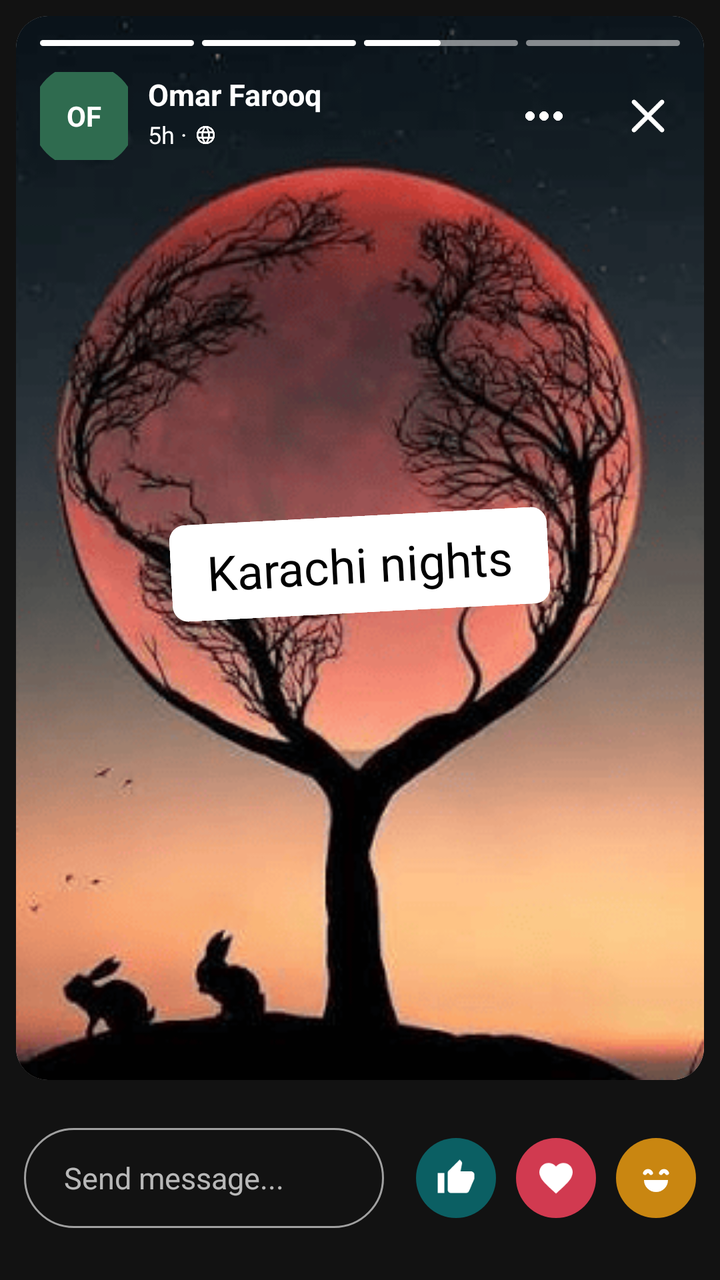
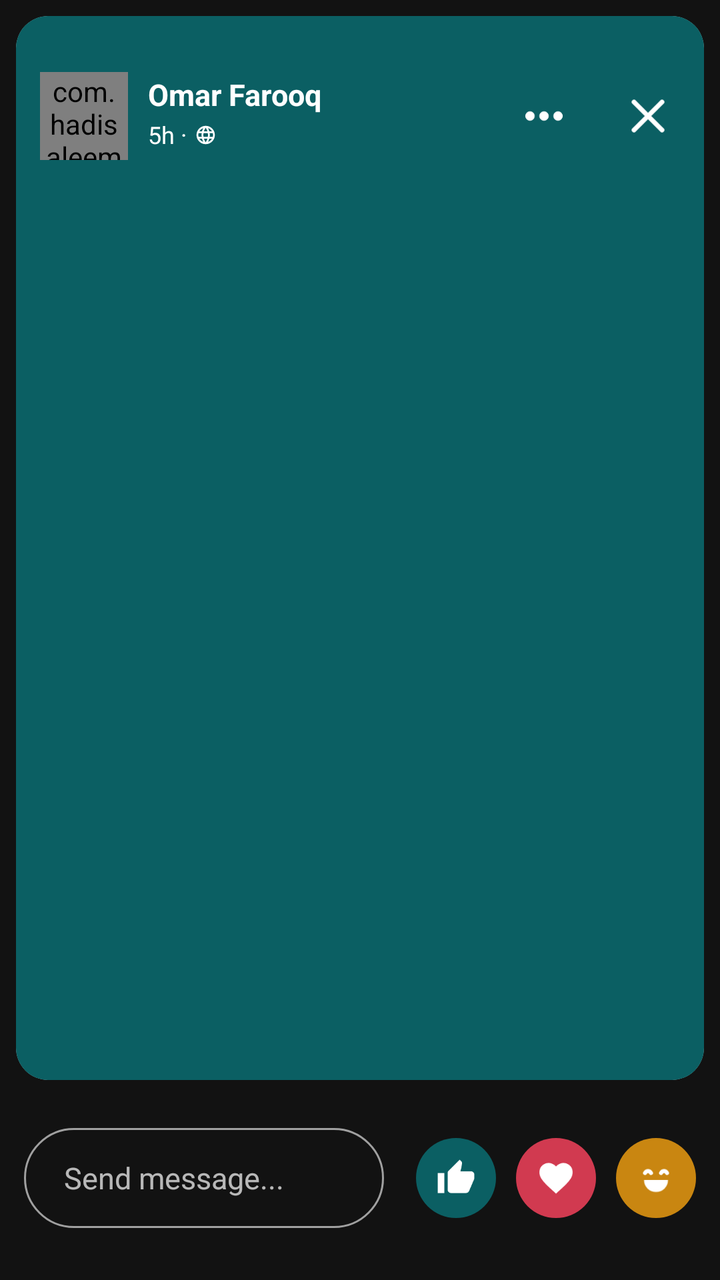

Before-and-after screenshots of an Android layout around one commit, followed by the original layout XML and the change that was made.
<!-- AndroidManifest.xml: application theme Theme.SMD_Assignment1 -->
<!-- res/layout/story_viewer_screen.xml -->
<?xml version="1.0" encoding="utf-8"?>
<RelativeLayout xmlns:android="http://schemas.android.com/apk/res/android"
    xmlns:app="http://schemas.android.com/apk/res-auto"
    android:layout_width="match_parent"
    android:layout_height="match_parent"
    android:background="@color/nearblack">

    <androidx.cardview.widget.CardView
        android:id="@+id/story_card"
        android:layout_width="match_parent"
        android:layout_height="match_parent"
        android:layout_marginStart="8dp"
        android:layout_marginEnd="8dp"
        android:layout_marginTop="8dp"
        android:layout_marginBottom="100dp"
        app:cardCornerRadius="16dp"
        app:cardElevation="0dp">

        <RelativeLayout
            android:layout_width="match_parent"
            android:layout_height="match_parent">

            <ImageView
                android:layout_width="match_parent"
                android:layout_height="match_parent"
                android:src="@drawable/extra8"
                android:scaleType="centerCrop"
                android:contentDescription="@string/story_image"/>

            <LinearLayout
                android:id="@+id/story_progress"
                android:layout_width="match_parent"
                android:layout_height="3dp"
                android:layout_alignParentTop="true"
                android:layout_marginStart="12dp"
                android:layout_marginEnd="12dp"
                android:layout_marginTop="12dp"
                android:orientation="horizontal">

                <View
                    android:layout_width="0dp"
                    android:layout_height="match_parent"
                    android:layout_weight="1"
                    android:layout_marginEnd="4dp"
                    android:background="@drawable/white_progress"/>

                <View
                    android:layout_width="0dp"
                    android:layout_height="match_parent"
                    android:layout_weight="1"
                    android:layout_marginEnd="4dp"
                    android:background="@drawable/white_progress"/>

                <LinearLayout
                    android:layout_width="0dp"
                    android:layout_height="match_parent"
                    android:layout_weight="1"
                    android:layout_marginEnd="4dp"
                    android:orientation="horizontal"
                    android:weightSum="2"
                    android:background="@drawable/gray_progress">

                    <View
                        android:layout_width="0dp"
                        android:layout_height="match_parent"
                        android:layout_weight="1"
                        android:background="@drawable/white_progress"/>

                </LinearLayout>

                <View
                    android:layout_width="0dp"
                    android:layout_height="match_parent"
                    android:layout_weight="1"
                    android:background="@drawable/gray_progress"/>

            </LinearLayout>

            <RelativeLayout
                android:id="@+id/story_header"
                android:layout_width="match_parent"
                android:layout_height="wrap_content"
                android:layout_alignTop="@id/story_progress"
                android:layout_marginTop="16dp">

                <RelativeLayout
                    android:id="@+id/story_pfp"
                    android:layout_width="44dp"
                    android:layout_height="44dp"
                    android:layout_marginStart="12dp">

                    <ImageView
                        android:layout_width="match_parent"
                        android:layout_height="match_parent"
                        android:src="@drawable/pfp_green"
                        android:scaleX="1.2"
                        android:scaleY="1.2"
                        android:contentDescription="@string/pfp_green"/>

                    <TextView
                        android:layout_width="match_parent"
                        android:layout_height="match_parent"
                        android:gravity="center"
                        android:text="@string/of"
                        android:textColor="@color/white"
                        android:textStyle="bold"
                        android:textSize="14sp"/>

                </RelativeLayout>

                <TextView
                    android:id="@+id/story_name"
                    android:layout_width="wrap_content"
                    android:layout_height="wrap_content"
                    android:layout_alignStart="@id/story_pfp"
                    android:layout_alignTop="@id/story_pfp"
                    android:layout_marginStart="54dp"
                    android:layout_marginTop="1dp"
                    android:text="@string/omar_farooq"
                    android:textColor="@color/white"
                    android:textStyle="bold"
                    android:textSize="15sp"/>

                <TextView
                    android:id="@+id/story_time"
                    android:layout_width="wrap_content"
                    android:layout_height="wrap_content"
                    android:layout_alignStart="@id/story_name"
                    android:layout_alignTop="@id/story_pfp"
                    android:layout_marginTop="23dp"
                    android:text="@string/_5h_x2022"
                    android:textColor="@color/white"
                    android:textSize="12sp"/>

                <ImageView
                    android:layout_width="11dp"
                    android:layout_height="11dp"
                    android:layout_toEndOf="@id/story_time"
                    android:layout_alignTop="@id/story_time"
                    android:layout_marginStart="4dp"
                    android:layout_marginTop="3dp"
                    android:src="@drawable/web_white"
                    android:contentDescription="@string/web_icon"/>

                <ImageView
                    android:id="@+id/close_button"
                    android:layout_width="28dp"
                    android:layout_height="28dp"
                    android:layout_alignParentEnd="true"
                    android:layout_marginEnd="14dp"
                    android:layout_marginTop="8dp"
                    android:src="@drawable/cancel_icon_white"
                    android:contentDescription="@string/close_icon"/>

                <ImageView
        android:id="@+id/btn_more"
                    android:layout_width="28dp"
                    android:layout_height="28dp"
                    android:layout_toStartOf="@id/close_button"
                    android:layout_marginEnd="24dp"
                    android:layout_marginTop="8dp"
                    android:src="@drawable/more_horiz_white"
                    android:contentDescription="@string/more_button"/>

            </RelativeLayout>

            <TextView
                android:id="@+id/karachi_label"
                android:layout_width="wrap_content"
                android:layout_height="wrap_content"
                android:layout_alignParentTop="true"
                android:layout_centerHorizontal="true"
                android:layout_marginTop="250dp"
                android:paddingStart="18dp"
                android:paddingEnd="18dp"
                android:paddingTop="8dp"
                android:paddingBottom="8dp"
                android:rotation="-3"
                android:background="@drawable/white_label"
                android:text="@string/karachi_nights"
                android:textColor="@color/black"
                android:fontFamily="@font/logo_text_bold"
                android:textSize="24sp"/>

        </RelativeLayout>

    </androidx.cardview.widget.CardView>

    <LinearLayout
        android:id="@+id/reply_bar"
        android:layout_width="match_parent"
        android:layout_height="50dp"
        android:layout_alignParentBottom="true"
        android:layout_marginStart="12dp"
        android:layout_marginEnd="12dp"
        android:layout_marginBottom="26dp"
        android:orientation="horizontal"
        android:gravity="center_vertical">

        <TextView
        android:id="@+id/reply_input"
            android:layout_width="0dp"
            android:layout_height="match_parent"
            android:layout_weight="1"
            android:layout_marginEnd="6dp"
            android:gravity="center_vertical"
            android:paddingStart="20dp"
            android:background="@drawable/outlined_pill_white"
            android:text="@string/send_message"
            android:textColor="@color/fadedwhite"
            android:textSize="15sp"/>

        <ImageView
        android:id="@+id/react_like"
            android:layout_width="40dp"
            android:layout_height="40dp"
            android:layout_marginStart="10dp"
            android:padding="10dp"
            android:src="@drawable/like_filled_white"
            android:background="@drawable/seagreen_circle"
            android:contentDescription="@string/like_reaction"/>

        <ImageView
        android:id="@+id/react_love"
            android:layout_width="40dp"
            android:layout_height="40dp"
            android:layout_marginStart="10dp"
            android:padding="10dp"
            android:src="@drawable/heart_white"
            android:background="@drawable/crimson_circle"
            android:contentDescription="@string/love_reaction"/>

        <ImageView
        android:id="@+id/react_haha"
            android:layout_width="40dp"
            android:layout_height="40dp"
            android:layout_marginStart="10dp"
            android:padding="8dp"
            android:src="@drawable/laugh_white"
            android:background="@drawable/gold_circle"
            android:contentDescription="@string/haha_reaction"/>

    </LinearLayout>

</RelativeLayout>
<!-- resources referenced by this layout -->
<resources>
  <color name="black">#FF000000</color>
  <color name="fadedwhite">#B3FFFFFF</color>
  <color name="nearblack">#121212</color>
  <color name="white">#FFFFFFFF</color>
  <!-- drawable cancel_icon_white (drawable) -->
  <vector xmlns:android="http://schemas.android.com/apk/res/android"
      android:width="24dp"
      android:height="24dp"
      android:viewportWidth="24"
      android:viewportHeight="24">
    <path
        android:pathData="M18,6L6,18M6,6l12,12"
        android:strokeLineJoin="round"
        android:strokeWidth="2"
        android:fillColor="#00000000"
        android:strokeColor="@color/white"
        android:strokeLineCap="round"/>
  </vector>
  <!-- drawable crimson_circle (drawable) -->
  <shape xmlns:android="http://schemas.android.com/apk/res/android"
      android:shape="oval">
  
      <solid android:color="@color/crimson"/>
  
  </shape>
  <!-- drawable extra8: png bitmap (drawable-nodpi, 70813 bytes) -->
  <!-- drawable gold_circle (drawable) -->
  <shape xmlns:android="http://schemas.android.com/apk/res/android"
      android:shape="oval">
  
      <solid android:color="@color/gold"/>
  
  </shape>
  <!-- drawable gray_progress (drawable) -->
  <selector xmlns:android="http://schemas.android.com/apk/res/android">
  
      <item><shape>
  
          <solid android:color="@color/transparentwhite"/>
  
          <corners android:radius="2dp" />
  
  
      </shape></item>
  
  </selector>
  <!-- drawable outlined_pill_white (drawable) -->
  <selector xmlns:android="http://schemas.android.com/apk/res/android">
  
      <item><shape>
  
          <corners android:radius="30dp" />
  
          <stroke
              android:width="1dp"
              android:color="#99FFFFFF" />
  
  
      </shape></item>
  
  </selector>
  <!-- drawable pfp_green (drawable) -->
  <?xml version="1.0" encoding="utf-8"?>
  <shape xmlns:android="http://schemas.android.com/apk/res/android" android:shape="oval">
      <solid android:color="@color/green"/>
  </shape>
  <!-- drawable seagreen_circle (drawable) -->
  <shape xmlns:android="http://schemas.android.com/apk/res/android"
      android:shape="oval">
  
      <solid android:color="@color/SeaGreen"/>
  
  </shape>
  <!-- drawable white_label (drawable) -->
  <selector xmlns:android="http://schemas.android.com/apk/res/android">
  
      <item><shape>
  
          <solid android:color="@color/white"/>
  
          <corners android:radius="8dp" />
  
  
      </shape></item>
  
  </selector>
  <!-- drawable white_progress (drawable) -->
  <selector xmlns:android="http://schemas.android.com/apk/res/android">
  
      <item><shape>
  
          <solid android:color="@color/white"/>
  
          <corners android:radius="2dp" />
  
  
      </shape></item>
  
  </selector>
  <string name="_5h_x2022">5h ·</string>
  <string name="close_icon">close icon</string>
  <string name="haha_reaction">haha reaction</string>
  <string name="karachi_nights">Karachi nights</string>
  <string name="like_reaction">like reaction</string>
  <string name="love_reaction">love reaction</string>
  <string name="more_button">more button</string>
  <string name="of">OF</string>
  <string name="omar_farooq">Omar Farooq</string>
  <string name="pfp_green">pfp green</string>
  <string name="send_message">Send message...</string>
  <string name="story_image">story image</string>
  <string name="web_icon">web icon</string>
  <style name="Theme.SMD_Assignment1" parent="Base.Theme.SMD_Assignment1" />
  <color name="crimson">#D13A50</color>
  <color name="gold">#c98611</color>
  <color name="transparentwhite">#80FFFFFF</color>
  <color name="green">#2f6b4f</color>
  <color name="SeaGreen">#0B5F63</color>
  <style name="Base.Theme.SMD_Assignment1" parent="Theme.AppCompat.Light.NoActionBar">
          
          
      </style>
  <!-- unchanged entries left out for length: 5 -->
</resources>

<!-- the commit's change to res/layout/story_viewer_screen.xml (unified diff, before → after) -->
@@ -21,11 +21,38 @@
             android:layout_height="match_parent">
 
             <ImageView
+                android:id="@+id/storyImage"
                 android:layout_width="match_parent"
                 android:layout_height="match_parent"
-                android:src="@drawable/extra8"
+                android:background="@color/SeaGreen"
                 android:scaleType="centerCrop"
                 android:contentDescription="@string/story_image"/>
+
+            <VideoView
+                android:id="@+id/storyVideo"
+                android:layout_width="match_parent"
+                android:layout_height="match_parent"
+                android:layout_centerInParent="true"
+                android:visibility="gone"/>
+
+            
+            <LinearLayout
+                android:layout_width="match_parent"
+                android:layout_height="match_parent"
+                android:orientation="horizontal">
+
+                <View
+                    android:id="@+id/tapPrev"
+                    android:layout_width="0dp"
+                    android:layout_height="match_parent"
+                    android:layout_weight="1"/>
+
+                <View
+                    android:id="@+id/tapNext"
+                    android:layout_width="0dp"
+                    android:layout_height="match_parent"
+                    android:layout_weight="2"/>
+            </LinearLayout>
 
             <LinearLayout
                 android:id="@+id/story_progress"
@@ -35,46 +62,7 @@
                 android:layout_marginStart="12dp"
                 android:layout_marginEnd="12dp"
                 android:layout_marginTop="12dp"
-                android:orientation="horizontal">
-
-                <View
-                    android:layout_width="0dp"
-                    android:layout_height="match_parent"
-                    android:layout_weight="1"
-                    android:layout_marginEnd="4dp"
-                    android:background="@drawable/white_progress"/>
-
-                <View
-                    android:layout_width="0dp"
-                    android:layout_height="match_parent"
-                    android:layout_weight="1"
-                    android:layout_marginEnd="4dp"
-                    android:background="@drawable/white_progress"/>
-
-                <LinearLayout
-                    android:layout_width="0dp"
-                    android:layout_height="match_parent"
-                    android:layout_weight="1"
-                    android:layout_marginEnd="4dp"
-                    android:orientation="horizontal"
-                    android:weightSum="2"
-                    android:background="@drawable/gray_progress">
-
-                    <View
-                        android:layout_width="0dp"
-                        android:layout_height="match_parent"
-                        android:layout_weight="1"
-                        android:background="@drawable/white_progress"/>
-
-                </LinearLayout>
-
-                <View
-                    android:layout_width="0dp"
-                    android:layout_height="match_parent"
-                    android:layout_weight="1"
-                    android:background="@drawable/gray_progress"/>
-
-            </LinearLayout>
+                android:orientation="horizontal"/>
 
             <RelativeLayout
                 android:id="@+id/story_header"
@@ -83,30 +71,11 @@
                 android:layout_alignTop="@id/story_progress"
                 android:layout_marginTop="16dp">
 
-                <RelativeLayout
+                <com.hadisaleemi.i221043.ui.AvatarView
                     android:id="@+id/story_pfp"
                     android:layout_width="44dp"
                     android:layout_height="44dp"
-                    android:layout_marginStart="12dp">
-
-                    <ImageView
-                        android:layout_width="match_parent"
-                        android:layout_height="match_parent"
-                        android:src="@drawable/pfp_green"
-                        android:scaleX="1.2"
-                        android:scaleY="1.2"
-                        android:contentDescription="@string/pfp_green"/>
-
-                    <TextView
-                        android:layout_width="match_parent"
-                        android:layout_height="match_parent"
-                        android:gravity="center"
-                        android:text="@string/of"
-                        android:textColor="@color/white"
-                        android:textStyle="bold"
-                        android:textSize="14sp"/>
-
-                </RelativeLayout>
+                    android:layout_marginStart="12dp"/>
 
                 <TextView
                     android:id="@+id/story_name"
@@ -166,6 +135,8 @@
 
             <TextView
                 android:id="@+id/karachi_label"
+                android:visibility="gone"
+                android:maxWidth="280dp"
                 android:layout_width="wrap_content"
                 android:layout_height="wrap_content"
                 android:layout_alignParentTop="true"
@@ -197,7 +168,7 @@
         android:orientation="horizontal"
         android:gravity="center_vertical">
 
-        <TextView
+        <EditText
         android:id="@+id/reply_input"
             android:layout_width="0dp"
             android:layout_height="match_parent"
@@ -206,8 +177,12 @@
             android:gravity="center_vertical"
             android:paddingStart="20dp"
             android:background="@drawable/outlined_pill_white"
-            android:text="@string/send_message"
-            android:textColor="@color/fadedwhite"
+            android:hint="@string/send_message"
+            android:textColorHint="@color/fadedwhite"
+            android:imeOptions="actionSend"
+            android:inputType="textCapSentences"
+            android:singleLine="true"
+            android:textColor="@color/white"
             android:textSize="15sp"/>
 
         <ImageView
<!-- resource entries referenced after the edit -->
@@ -25,7 +25,6 @@
       <solid android:color="@color/crimson"/>
   
   </shape>
-  <!-- drawable extra8: png bitmap (drawable-nodpi, 70813 bytes) -->
   <!-- drawable gold_circle (drawable) -->
   <shape xmlns:android="http://schemas.android.com/apk/res/android"
       android:shape="oval">
@@ -33,19 +32,6 @@
       <solid android:color="@color/gold"/>
   
   </shape>
-  <!-- drawable gray_progress (drawable) -->
-  <selector xmlns:android="http://schemas.android.com/apk/res/android">
-  
-      <item><shape>
-  
-          <solid android:color="@color/transparentwhite"/>
-  
-          <corners android:radius="2dp" />
-  
-  
-      </shape></item>
-  
-  </selector>
   <!-- drawable outlined_pill_white (drawable) -->
   <selector xmlns:android="http://schemas.android.com/apk/res/android">
   
@@ -61,11 +47,6 @@
       </shape></item>
   
   </selector>
-  <!-- drawable pfp_green (drawable) -->
-  <?xml version="1.0" encoding="utf-8"?>
-  <shape xmlns:android="http://schemas.android.com/apk/res/android" android:shape="oval">
-      <solid android:color="@color/green"/>
-  </shape>
   <!-- drawable seagreen_circle (drawable) -->
   <shape xmlns:android="http://schemas.android.com/apk/res/android"
       android:shape="oval">
@@ -86,19 +67,6 @@
       </shape></item>
   
   </selector>
-  <!-- drawable white_progress (drawable) -->
-  <selector xmlns:android="http://schemas.android.com/apk/res/android">
-  
-      <item><shape>
-  
-          <solid android:color="@color/white"/>
-  
-          <corners android:radius="2dp" />
-  
-  
-      </shape></item>
-  
-  </selector>
   <string name="_5h_x2022">5h ·</string>
   <string name="close_icon">close icon</string>
   <string name="haha_reaction">haha reaction</string>
@@ -106,17 +74,13 @@
   <string name="like_reaction">like reaction</string>
   <string name="love_reaction">love reaction</string>
   <string name="more_button">more button</string>
-  <string name="of">OF</string>
   <string name="omar_farooq">Omar Farooq</string>
-  <string name="pfp_green">pfp green</string>
   <string name="send_message">Send message...</string>
   <string name="story_image">story image</string>
   <string name="web_icon">web icon</string>
   <style name="Theme.SMD_Assignment1" parent="Base.Theme.SMD_Assignment1" />
   <color name="crimson">#D13A50</color>
   <color name="gold">#c98611</color>
-  <color name="transparentwhite">#80FFFFFF</color>
-  <color name="green">#2f6b4f</color>
   <color name="SeaGreen">#0B5F63</color>
   <style name="Base.Theme.SMD_Assignment1" parent="Theme.AppCompat.Light.NoActionBar">
           
